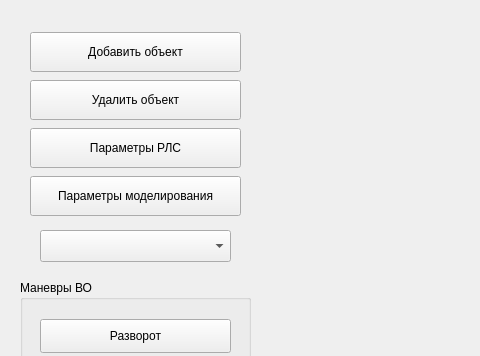
byllet/radar_station_model, file gui_rls/mainwindow.ui: the form before one commit; both pictures show x 0 to 480 and y 0 to 356 of the 800 by 585 pixel window.
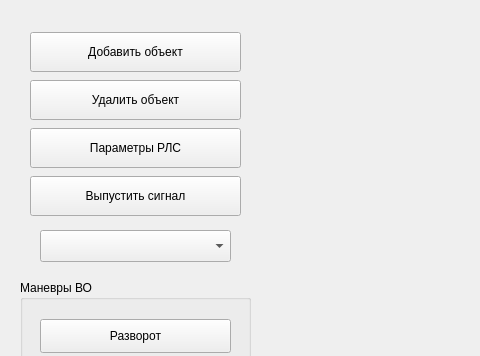
The form after the commit.

```diff
--- a/gui_rls/mainwindow.ui
+++ b/gui_rls/mainwindow.ui
@@ -181,7 +181,7 @@
         </size>
        </property>
        <property name="text">
-        <string>Параметры моделирования</string>
+        <string>Выпустить сигнал</string>
        </property>
       </widget>
      </item>
```
Left out of the diff: 4 changed lines with no effect on the pictures.
